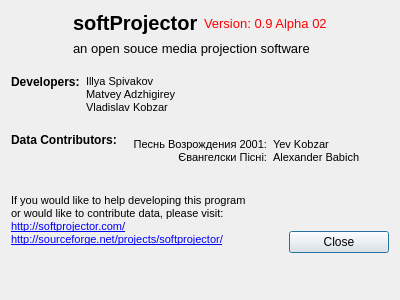
Before: the Qt Designer form src/aboutdialog.ui in SoftProjector/src, drawn with Qt 5.
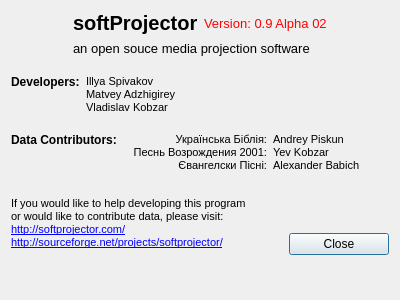
After: the same form once the commit is applied.

```diff
--- a/src/aboutdialog.ui
+++ b/src/aboutdialog.ui
@@ -216,8 +216,9 @@
 &lt;html&gt;&lt;head&gt;&lt;meta name=&quot;qrichtext&quot; content=&quot;1&quot; /&gt;&lt;style type=&quot;text/css&quot;&gt;
 p, li { white-space: pre-wrap; }
 &lt;/style&gt;&lt;/head&gt;&lt;body style=&quot; font-family:'MS Shell Dlg 2'; font-size:8.25pt; font-weight:400; font-style:normal;&quot;&gt;
-&lt;p align=&quot;right&quot; style=&quot; margin-top:0px; margin-bottom:0px; margin-left:0px; margin-right:0px; -qt-block-indent:0; text-indent:0px;&quot;&gt;Песнь Возрождения 2001:&lt;/p&gt;
-&lt;p align=&quot;right&quot; style=&quot; margin-top:0px; margin-bottom:0px; margin-left:0px; margin-right:0px; -qt-block-indent:0; text-indent:0px;&quot;&gt;Євангелски Пісні:&lt;/p&gt;&lt;/body&gt;&lt;/html&gt;</string>
+&lt;p align=&quot;right&quot; style=&quot; margin-top:0px; margin-bottom:0px; margin-left:0px; margin-right:0px; -qt-block-indent:0; text-indent:0px;&quot;&gt;&lt;span style=&quot; font-size:8pt;&quot;&gt;Українська Біблія:&lt;/span&gt;&lt;/p&gt;
+&lt;p align=&quot;right&quot; style=&quot; margin-top:0px; margin-bottom:0px; margin-left:0px; margin-right:0px; -qt-block-indent:0; text-indent:0px;&quot;&gt;&lt;span style=&quot; font-size:8pt;&quot;&gt;Песнь Возрождения 2001:&lt;/span&gt;&lt;/p&gt;
+&lt;p align=&quot;right&quot; style=&quot; margin-top:0px; margin-bottom:0px; margin-left:0px; margin-right:0px; -qt-block-indent:0; text-indent:0px;&quot;&gt;&lt;span style=&quot; font-size:8pt;&quot;&gt;Євангелски Пісні:&lt;/span&gt;&lt;/p&gt;&lt;/body&gt;&lt;/html&gt;</string>
        </property>
       </widget>
      </item>
@@ -228,6 +229,7 @@
 &lt;html&gt;&lt;head&gt;&lt;meta name=&quot;qrichtext&quot; content=&quot;1&quot; /&gt;&lt;style type=&quot;text/css&quot;&gt;
 p, li { white-space: pre-wrap; }
 &lt;/style&gt;&lt;/head&gt;&lt;body style=&quot; font-family:'MS Shell Dlg 2'; font-size:8.25pt; font-weight:400; font-style:normal;&quot;&gt;
+&lt;p style=&quot; margin-top:0px; margin-bottom:0px; margin-left:0px; margin-right:0px; -qt-block-indent:0; text-indent:0px;&quot;&gt;&lt;span style=&quot; font-size:8pt;&quot;&gt;Andrey Piskun&lt;/span&gt;&lt;/p&gt;
 &lt;p style=&quot; margin-top:0px; margin-bottom:0px; margin-left:0px; margin-right:0px; -qt-block-indent:0; text-indent:0px;&quot;&gt;&lt;span style=&quot; font-size:8pt;&quot;&gt;Yev Kobzar&lt;/span&gt;&lt;/p&gt;
 &lt;p style=&quot; margin-top:0px; margin-bottom:0px; margin-left:0px; margin-right:0px; -qt-block-indent:0; text-indent:0px;&quot;&gt;&lt;span style=&quot; font-size:8pt;&quot;&gt;Alexander Babich&lt;/span&gt;&lt;/p&gt;&lt;/body&gt;&lt;/html&gt;</string>
        </property>
```
